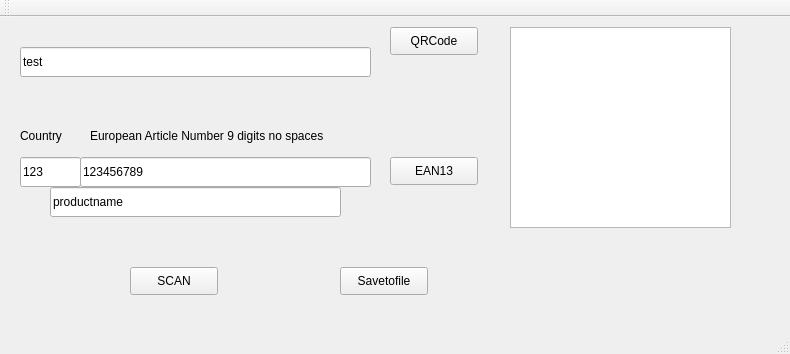
First picture: the form in mainwindow.ui, repository netpipe/qtBarcode, before the edit.
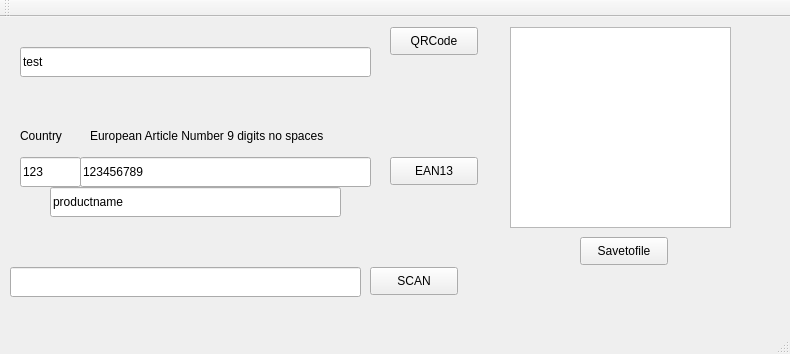
Second picture: the form after the edit.

Patch:
```diff
--- a/mainwindow.ui
+++ b/mainwindow.ui
@@ -140,7 +140,7 @@
    <widget class="QPushButton" name="scan">
     <property name="geometry">
      <rect>
-      <x>130</x>
+      <x>370</x>
       <y>250</y>
       <width>88</width>
       <height>28</height>
@@ -153,8 +153,8 @@
    <widget class="QPushButton" name="savetofile">
     <property name="geometry">
      <rect>
-      <x>340</x>
-      <y>250</y>
+      <x>580</x>
+      <y>220</y>
       <width>88</width>
       <height>28</height>
      </rect>
@@ -163,6 +163,19 @@
      <string>Savetofile</string>
     </property>
    </widget>
+   <widget class="QLineEdit" name="decode">
+    <property name="geometry">
+     <rect>
+      <x>10</x>
+      <y>250</y>
+      <width>351</width>
+      <height>30</height>
+     </rect>
+    </property>
+    <property name="text">
+     <string/>
+    </property>
+   </widget>
   </widget>
   <widget class="QMenuBar" name="menuBar">
    <property name="geometry">
```
